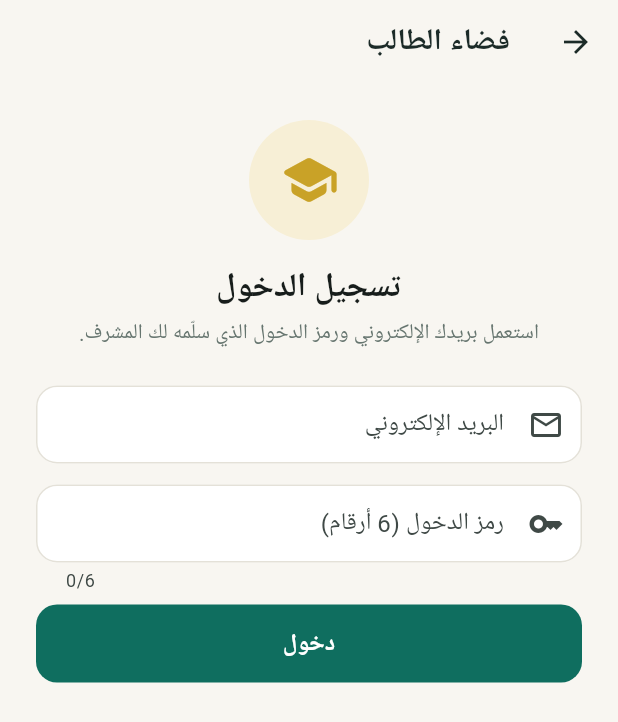
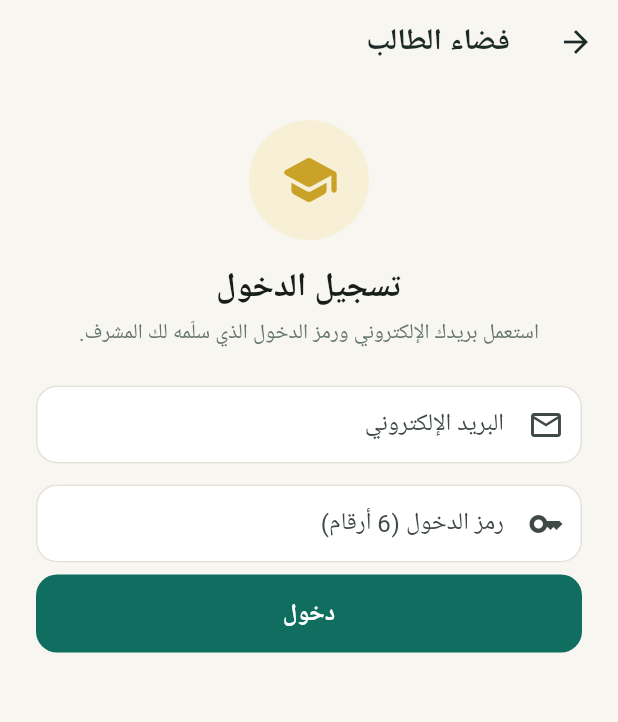
Before and after one commit to FerdawesAbdessalem/Education_APP, a Flutter app: the screen it shows after launch, after a tap on "فضاء الطالب", on a phone screen of 412 x 824 dp. Shown: the top 722 px of the screen. Run offline on Flutter 3.47's test engine with Material 3 defaults, Android fonts, the phone set to English and light mode, and no system bars; our stand-ins replace shared_preferences.

Commit message:
UI polish after first full build
- RTL chevron direction, no back button on main shells, hidden PIN counters
- withOpacity -> withValues, unused import removed
- Register shared_preferences on desktop platforms, add pubspec.lock

```diff
--- a/lib/ui/auth/setup_page.dart
+++ b/lib/ui/auth/setup_page.dart
@@ -78,7 +78,7 @@ class _SetupPageState extends State<SetupPage> {
               obscureText: true,
               keyboardType: TextInputType.number,
               maxLength: 4,
-              decoration: const InputDecoration(labelText: 'الرمز السري (4 أرقام)', prefixIcon: Icon(Icons.lock_outline)),
+              decoration: const InputDecoration(labelText: 'الرمز السري (4 أرقام)', prefixIcon: Icon(Icons.lock_outline), counterText: ''),
               validator: (v) => RegExp(r'^\d{4}$').hasMatch(v ?? '') ? null : 'أدخل 4 أرقام',
             ),
             TextFormField(
@@ -86,7 +86,7 @@ class _SetupPageState extends State<SetupPage> {
               obscureText: true,
               keyboardType: TextInputType.number,
               maxLength: 4,
-              decoration: const InputDecoration(labelText: 'تأكيد الرمز السري', prefixIcon: Icon(Icons.lock_outline)),
+              decoration: const InputDecoration(labelText: 'تأكيد الرمز السري', prefixIcon: Icon(Icons.lock_outline), counterText: ''),
               validator: (v) => v == _pin.text ? null : 'الرمزان غير متطابقين',
             ),
             SwitchListTile(
--- a/lib/ui/auth/student_login_page.dart
+++ b/lib/ui/auth/student_login_page.dart
@@ -73,7 +73,7 @@ class _StudentLoginPageState extends State<StudentLoginPage> {
               controller: _code,
               keyboardType: TextInputType.number,
               maxLength: 6,
-              decoration: const InputDecoration(labelText: 'رمز الدخول (6 أرقام)', prefixIcon: Icon(Icons.key_outlined)),
+              decoration: const InputDecoration(labelText: 'رمز الدخول (6 أرقام)', prefixIcon: Icon(Icons.key_outlined), counterText: ''),
               validator: (v) => RegExp(r'^\d{6}$').hasMatch(v ?? '') ? null : 'الرمز يتكون من 6 أرقام',
               onFieldSubmitted: (_) => _submit(),
             ),
--- a/lib/ui/auth/welcome_page.dart
+++ b/lib/ui/auth/welcome_page.dart
@@ -53,7 +53,7 @@ class WelcomePage extends StatelessWidget {
                 Text(
                   state.association?.name ?? 'رفيقك في حفظ القرآن الكريم ومراجعته',
                   textAlign: TextAlign.center,
-                  style: TextStyle(color: Colors.white.withOpacity(0.9), fontSize: 16),
+                  style: TextStyle(color: Colors.white.withValues(alpha: 0.9), fontSize: 16),
                 ),
                 const Spacer(flex: 2),
                 _RoleButton(
@@ -111,7 +111,7 @@ class _RoleButton extends StatelessWidget {
                   ],
                 ),
               ),
-              const Icon(Icons.chevron_left_rounded, color: AppColors.textMuted),
+              const Icon(Icons.chevron_right_rounded, color: AppColors.textMuted),
             ],
           ),
         ),
--- a/lib/ui/common/notifications_page.dart
+++ b/lib/ui/common/notifications_page.dart
@@ -35,7 +35,7 @@ class NotificationsPage extends StatelessWidget {
                 child: Row(
                   crossAxisAlignment: CrossAxisAlignment.start,
                   children: [
-                    CircleAvatar(radius: 20, backgroundColor: color.withOpacity(0.12), child: Icon(icon, color: color, size: 20)),
+                    CircleAvatar(radius: 20, backgroundColor: color.withValues(alpha: 0.12), child: Icon(icon, color: color, size: 20)),
                     const SizedBox(width: 12),
                     Expanded(
                       child: Column(
--- a/lib/ui/student/student_shell.dart
+++ b/lib/ui/student/student_shell.dart
@@ -28,6 +28,7 @@ class _StudentShellState extends State<StudentShell> {
     const titles = ['وردي', 'اختباراتي', 'الإشعارات'];
     return Scaffold(
       appBar: AppBar(
+        automaticallyImplyLeading: false,
         title: Text(titles[_tab]),
         actions: [
           IconButton(
@@ -101,7 +102,7 @@ class _MyWird extends StatelessWidget {
                     const SizedBox(height: 6),
                     Text(
                       s.groupById(student.groupId)?.name ?? '',
-                      style: TextStyle(color: Colors.white.withOpacity(0.85)),
+                      style: TextStyle(color: Colors.white.withValues(alpha: 0.85)),
                     ),
                     const SizedBox(height: 10),
                     const Text('«خيركم من تعلّم القرآن وعلّمه»', style: TextStyle(color: AppColors.goldSoft, fontSize: 13)),
--- a/lib/ui/supervisor/student_detail_page.dart
+++ b/lib/ui/supervisor/student_detail_page.dart
@@ -1,7 +1,6 @@
 import 'package:flutter/material.dart';
 import 'package:flutter/services.dart';
 import 'package:provider/provider.dart';
-import 'package:wirdi_app/data/models.dart';
 import 'package:wirdi_app/state/app_state.dart';
 import 'package:wirdi_app/ui/supervisor/exam_form_page.dart';
 import 'package:wirdi_app/ui/supervisor/exams_page.dart';
--- a/lib/ui/supervisor/supervisor_shell.dart
+++ b/lib/ui/supervisor/supervisor_shell.dart
@@ -33,6 +33,7 @@ class _SupervisorShellState extends State<SupervisorShell> {
     ];
     return Scaffold(
       appBar: AppBar(
+        automaticallyImplyLeading: false,
         title: Text(_titles[_tab]),
         actions: [
           IconButton(
@@ -89,7 +90,7 @@ class _Dashboard extends StatelessWidget {
                     Text('السلام عليكم ${association?.supervisorName ?? ''}',
                         style: const TextStyle(color: Colors.white, fontSize: 18, fontWeight: FontWeight.w800)),
                     const SizedBox(height: 4),
-                    Text(association?.name ?? '', style: TextStyle(color: Colors.white.withOpacity(0.85))),
+                    Text(association?.name ?? '', style: TextStyle(color: Colors.white.withValues(alpha: 0.85))),
                     const SizedBox(height: 12),
                     const Text('متوسط تقدّم الطلاب', style: TextStyle(color: Colors.white70, fontSize: 13)),
                   ],
--- a/lib/ui/widgets.dart
+++ b/lib/ui/widgets.dart
@@ -45,7 +45,7 @@ class StatCard extends StatelessWidget {
       child: Column(
         crossAxisAlignment: CrossAxisAlignment.start,
         children: [
-          CircleAvatar(radius: 18, backgroundColor: color.withOpacity(0.12), child: Icon(icon, color: color, size: 20)),
+          CircleAvatar(radius: 18, backgroundColor: color.withValues(alpha: 0.12), child: Icon(icon, color: color, size: 20)),
           const SizedBox(height: 12),
           Text(value, style: const TextStyle(fontSize: 24, fontWeight: FontWeight.w800, color: AppColors.text)),
           Text(label, style: const TextStyle(color: AppColors.textMuted, fontSize: 13)),
@@ -113,7 +113,7 @@ class ProgressRing extends StatelessWidget {
           CircularProgressIndicator(
             value: value,
             strokeWidth: size / 10,
-            backgroundColor: color.withOpacity(0.2),
+            backgroundColor: color.withValues(alpha: 0.2),
             color: color,
             strokeCap: StrokeCap.round,
           ),
@@ -186,7 +186,7 @@ class Pill extends StatelessWidget {
   Widget build(BuildContext context) {
     return Container(
       padding: const EdgeInsets.symmetric(horizontal: 10, vertical: 4),
-      decoration: BoxDecoration(color: color.withOpacity(0.12), borderRadius: BorderRadius.circular(20)),
+      decoration: BoxDecoration(color: color.withValues(alpha: 0.12), borderRadius: BorderRadius.circular(20)),
       child: Text(text, style: TextStyle(color: color, fontSize: 12, fontWeight: FontWeight.w700)),
     );
   }
```
Also changed, not shown: analysis_options.yaml (+9 -0 lines), pubspec.lock (added), 5 other files.
